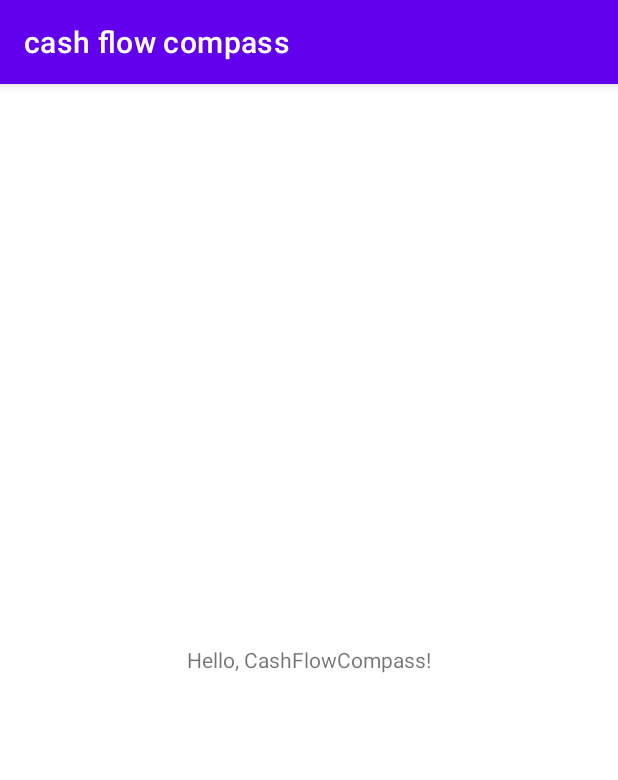
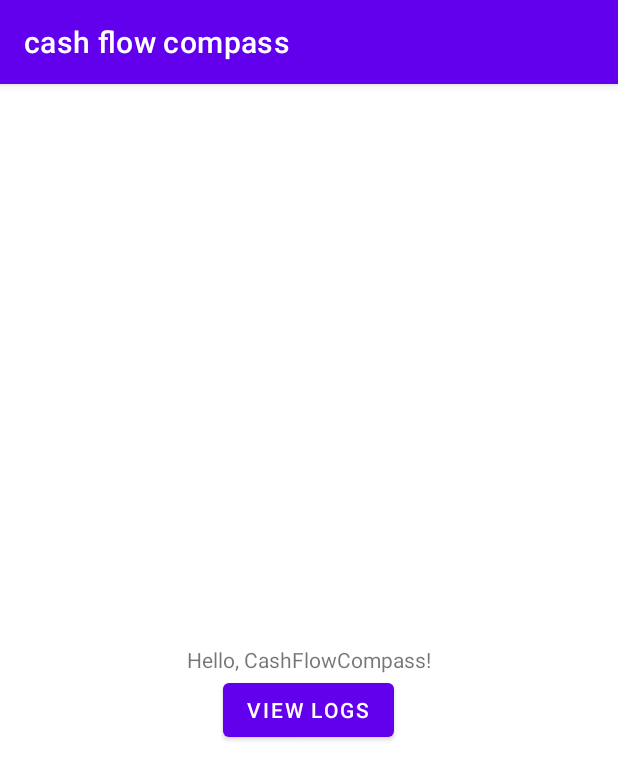
Before and after one commit to siddhesh2304/Cashflow_Compass, an Android app: the screen it shows after launch (MainActivity), on a phone screen of 412 x 824 dp. Shown: the top 780 px of the screen. Run offline under Robolectric (Android 15) with nearby library versions, the phone set to English and light mode, and no system bars.

Commit message:
ViewSMSLogs function for reading messages

```diff
--- a/app/src/main/AndroidManifest.xml
+++ b/app/src/main/AndroidManifest.xml
@@ -27,5 +27,6 @@
             </intent-filter>
         </activity>
 
+
     </application>
 </manifest>
--- a/app/src/main/res/layout/activity_main.xml
+++ b/app/src/main/res/layout/activity_main.xml
@@ -6,7 +6,6 @@
     android:layout_height="match_parent"
     tools:context=".MainActivity">
 
-
     <TextView
         android:id="@+id/messageTextView"
         android:layout_width="wrap_content"
@@ -14,5 +13,13 @@
         android:text="Hello, CashFlowCompass!"
         android:layout_centerInParent="true" />
 
+    <Button
+        android:id="@+id/logButton"
+        android:layout_width="wrap_content"
+        android:layout_height="wrap_content"
+        android:text="View Logs"
+        android:layout_centerHorizontal="true"
+        android:layout_below="@id/messageTextView"
+        android:onClick="ViewSMSLogs" />
 
 </RelativeLayout>
```
Also changed, not shown: app/src/main/java/com/example/cashflowcompass/MainActivity.java (+30 -18 lines).
